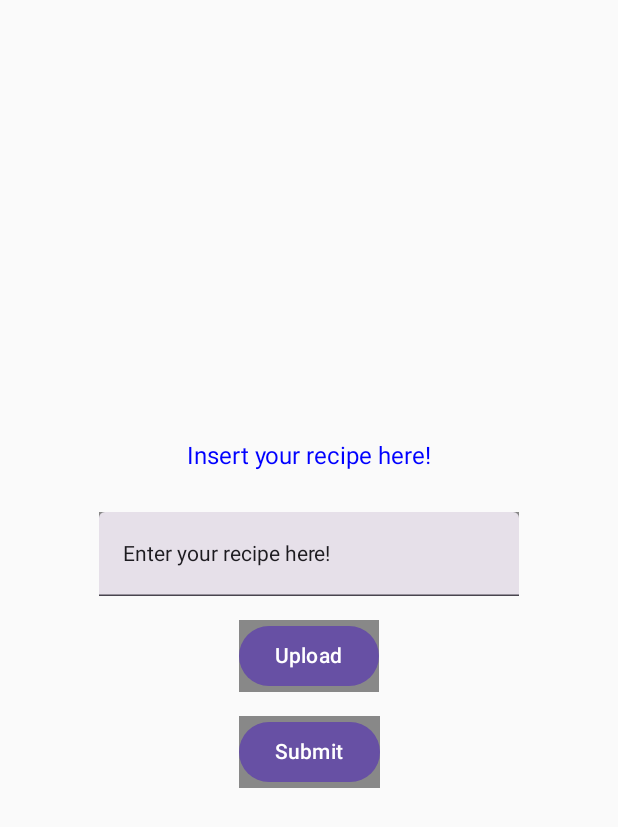
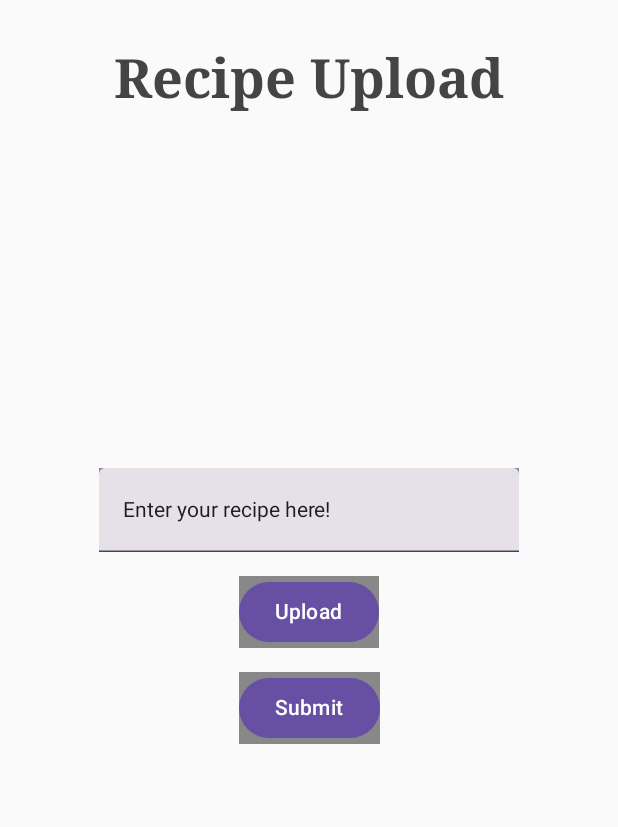
Before and after one commit to aurelialuszcz/MDApp, an Android app built with Jetpack Compose: the UploadRecipe screen opened directly, with no data from a screen before it, on a phone screen of 412 x 824 dp. Shown: the top 827 px of the screen. Run offline under Robolectric (Android 15) with nearby library versions, the phone set to English and light mode, and no system bars.

Commit message:
change of layout v2 + comments

```diff
--- a/app/src/main/java/com/example/assignmentmain/MainActivity.kt
+++ b/app/src/main/java/com/example/assignmentmain/MainActivity.kt
@@ -4,9 +4,7 @@ import android.content.Intent
 import android.os.Bundle
 import androidx.activity.ComponentActivity
 import androidx.activity.compose.setContent
-import androidx.compose.foundation.background
 import androidx.compose.foundation.layout.Arrangement
-import androidx.compose.foundation.layout.Box
 import androidx.compose.material3.ExperimentalMaterial3Api
 import androidx.compose.foundation.layout.Column
 import androidx.compose.foundation.layout.Row
@@ -15,14 +13,12 @@ import androidx.compose.foundation.layout.padding
 import androidx.compose.material3.Button
 import androidx.compose.material3.Surface
 import androidx.compose.material3.Text
-import androidx.compose.runtime.Composable
 import androidx.compose.ui.Alignment
 import androidx.compose.ui.Modifier
 import androidx.compose.ui.graphics.Color
 import androidx.compose.ui.text.font.FontFamily
 import androidx.compose.ui.text.font.FontWeight
 import androidx.compose.ui.text.style.TextAlign
-import androidx.compose.ui.tooling.preview.Preview
 import androidx.compose.ui.unit.dp
 import androidx.compose.ui.unit.sp
 
@@ -48,6 +44,8 @@ class MainActivity : ComponentActivity() {
                         modifier = Modifier.padding(vertical = 16.dp)
                     )
                 }
+
+                // Column to arrange buttons
                 Column (
                     modifier = Modifier.fillMaxSize().padding(16.dp),
                     verticalArrangement = Arrangement.Center,
--- a/app/src/main/java/com/example/assignmentmain/UploadRecipe.kt
+++ b/app/src/main/java/com/example/assignmentmain/UploadRecipe.kt
@@ -1,6 +1,5 @@
 package com.example.assignmentmain
 
-import android.content.Intent
 import android.graphics.ImageDecoder
 import android.net.Uri
 import android.os.Build
@@ -12,7 +11,6 @@ import androidx.activity.compose.setContent
 import androidx.activity.result.contract.ActivityResultContracts
 import androidx.compose.foundation.Image
 import androidx.compose.foundation.background
-import androidx.compose.foundation.border
 import androidx.compose.foundation.layout.Arrangement
 import androidx.compose.foundation.layout.Box
 import androidx.compose.foundation.layout.Column
@@ -21,7 +19,6 @@ import androidx.compose.foundation.layout.padding
 import androidx.compose.foundation.layout.size
 import androidx.compose.material3.Button
 import androidx.compose.material3.ExperimentalMaterial3Api
-import androidx.compose.material3.Surface
 import androidx.compose.material3.Text
 import androidx.compose.material3.TextField
 import androidx.compose.runtime.mutableStateOf
@@ -30,7 +27,9 @@ import androidx.compose.ui.Modifier
 import androidx.compose.ui.graphics.Color
 import androidx.compose.ui.graphics.ImageBitmap
 import androidx.compose.ui.graphics.asImageBitmap
-import androidx.compose.ui.tooling.preview.Preview
+import androidx.compose.ui.text.font.FontFamily
+import androidx.compose.ui.text.font.FontWeight
+import androidx.compose.ui.text.style.TextAlign
 import androidx.compose.ui.unit.dp
 import androidx.compose.ui.unit.sp
 
@@ -44,31 +43,54 @@ class UploadRecipe : ComponentActivity() {
                 has_image.value = true
             }
             Box(modifier = Modifier.fillMaxSize()) {
+                // Window title
+                Column (
+                    modifier = Modifier
+                    .fillMaxSize()
+                    .padding(16.dp),
+                    verticalArrangement = Arrangement.Top,
+                    horizontalAlignment = Alignment.CenterHorizontally,){
+                    Text("Recipe Upload",
+                        color = Color.DarkGray,
+                        fontFamily = FontFamily.Serif,
+                        fontSize = 36.sp,
+                        fontWeight = FontWeight.Bold,
+                        textAlign = TextAlign.Center,
+                        modifier = Modifier.padding(vertical = 16.dp))
+                }
+
+                // Uploading image + text
                 Column(
-                    modifier = Modifier.fillMaxSize().padding(16.dp),
+                    modifier = Modifier
+                        .fillMaxSize()
+                        .padding(16.dp),
                     verticalArrangement = Arrangement.Center,
                     horizontalAlignment = Alignment.CenterHorizontally,
                     )
                 {
-                    // Window title
-                    Box (modifier = Modifier.padding(20.dp)){
-                        Text("Insert your recipe here!", color = Color.Blue, fontSize = 16.sp)
-                    }
-
                     TextField(value = recipe_text.value, onValueChange = {recipe_text.value = it},
-                        modifier = Modifier.padding(8.dp).background(color = Color.Gray))
-                    // Upload button
+                        modifier = Modifier
+                            .padding(8.dp)
+                            .background(color = Color.Gray))
+                    // Image upload button
                     Button(onClick = { launcher.launch("image/*") },
-                        modifier = Modifier.padding(8.dp).background(color = Color.Gray)) {
+                        modifier = Modifier
+                            .padding(8.dp)
+                            .background(color = Color.Gray)) {
                         Text("Upload", color = Color.White)
                     }
+                    // Text upload button
                     Button(onClick = {enterRecipe()},
-                        modifier = Modifier.padding(8.dp).background(color = Color.Gray)) {
+                        modifier = Modifier
+                            .padding(8.dp)
+                            .background(color = Color.Gray)) {
                         Text("Submit", color = Color.White)
                     }
                     if (has_image.value)
                         Image(bitmap = getImageBitmap(uri.value), contentDescription = null,
-                            modifier = Modifier.padding(8.dp).size(200.dp))
+                            modifier = Modifier
+                                .padding(8.dp)
+                                .size(200.dp))
                     Text("${entered_text.value}", color = Color.White)
                     }
                 }
@@ -85,6 +107,7 @@ class UploadRecipe : ComponentActivity() {
             return MediaStore.Images.Media.getBitmap(contentResolver, image_uri!!).asImageBitmap()
         }
     }
+    // Function to show the entered text to the screen
     fun enterRecipe() {
         entered_text.value = recipe_text.value
     }
--- /dev/null
+++ b/app/src/main/res/values/themes.xml
@@ -0,0 +1,5 @@
+<?xml version="1.0" encoding="utf-8"?>
+<resources>
+
+    <style name="Theme.AssignmentMain" parent="android:Theme.Material.Light.NoActionBar" />
+</resources>
```
Also changed, not shown: app/src/main/java/com/example/assignmentmain/AccessYoutube.kt (+16 -0 lines), app/src/main/java/com/example/assignmentmain/ExistingRecipes.kt (+84 -23 lines), app/src/main/res/drawable/burger.webp (added), app/src/main/res/drawable/hummus.jpeg (added), app/src/main/res/drawable/pasta.webp (added), app/src/main/res/drawable/pizza.webp (added), app/src/main/res/drawable/youtube.png (added).
